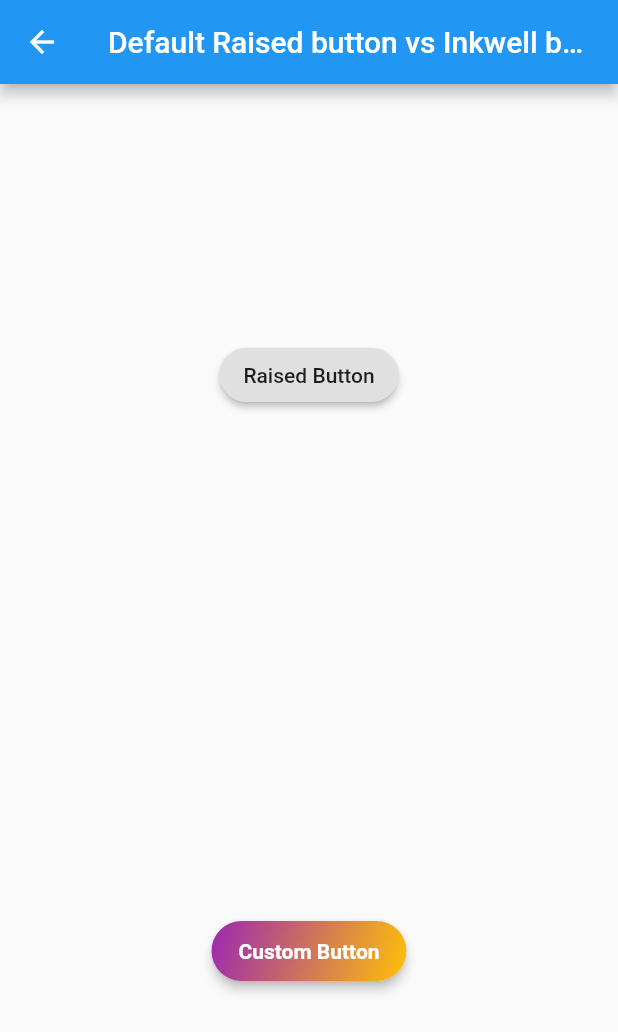
After one commit to wikugw/belajar-flutter, a Flutter app: the MainPage screen opened directly, after a tap on "GO TO INKWELL BUTTON PAGE", on a phone screen of 412 x 824 dp. The commit adds this screen. Shown: the top 1032 px of the screen. Run offline on Flutter 3.47's test engine with Material 2 defaults, Android fonts, the phone set to English and light mode, and no system bars.

Commit message:
tambah halaman inkwell button

```diff
--- /dev/null
+++ b/lib/inkwell_button_page.dart
@@ -0,0 +1,58 @@
+import 'package:flutter/material.dart';
+
+class InkwellButtonPage extends StatelessWidget {
+  @override
+  Widget build(BuildContext context) {
+    return Scaffold(
+      appBar: AppBar(
+        title: Text('Default Raised button vs Inkwell button'),
+      ),
+      body: Center(
+        child: Column(
+          mainAxisAlignment: MainAxisAlignment.spaceAround,
+          children: [
+            RaisedButton(
+              onPressed: (){},
+              child: Text('Raised Button'),
+              shape: StadiumBorder(),
+            ),
+            Material(
+              borderRadius: BorderRadius.circular(25),
+              elevation: 3,
+              child: Container(
+                height: 40,
+                width: 130,
+                decoration: BoxDecoration(
+                  borderRadius: BorderRadius.circular(25),
+                  gradient: LinearGradient(
+                    colors: [Colors.purple, Colors.amber],
+                    begin: Alignment.topLeft,
+                    end: Alignment.bottomRight
+                  )
+                ),
+                child: Material(
+                  borderRadius: BorderRadius.circular(25),
+                  color: Colors.transparent,
+                  child: InkWell(
+                    splashColor: Colors.amber,
+                    borderRadius: BorderRadius.circular(25),
+                    onTap: (){},
+                    child: Center(
+                      child: Text(
+                        'Custom Button',
+                        style: TextStyle(
+                          fontWeight: FontWeight.bold,
+                          color: Colors.white
+                        ),
+                      ),
+                    )
+                  ),
+                ),
+              ),
+            ),
+          ],
+        ),
+      ),
+    );
+  }
+}
--- a/lib/main_page.dart
+++ b/lib/main_page.dart
@@ -1,4 +1,5 @@
 import 'package:flutter/material.dart';
+import 'package:hello_world/inkwell_button_page.dart';
 import 'package:hello_world/media_query_page.dart';
 import 'package:hello_world/second_page.dart';
 import 'package:hello_world/card_page.dart';
@@ -70,6 +71,14 @@ class MainPage extends StatelessWidget {
                 },
                 child: Text('GO TO MEDIA QUERY PAGE'),
               ),
+              RaisedButton(
+                onPressed: (){
+                  Navigator.push(context, MaterialPageRoute(builder: (context){
+                    return InkwellButtonPage();
+                  }));
+                },
+                child: Text('GO TO INKWELL BUTTON PAGE'),
+              )
             ],
         ),
       ),
```
